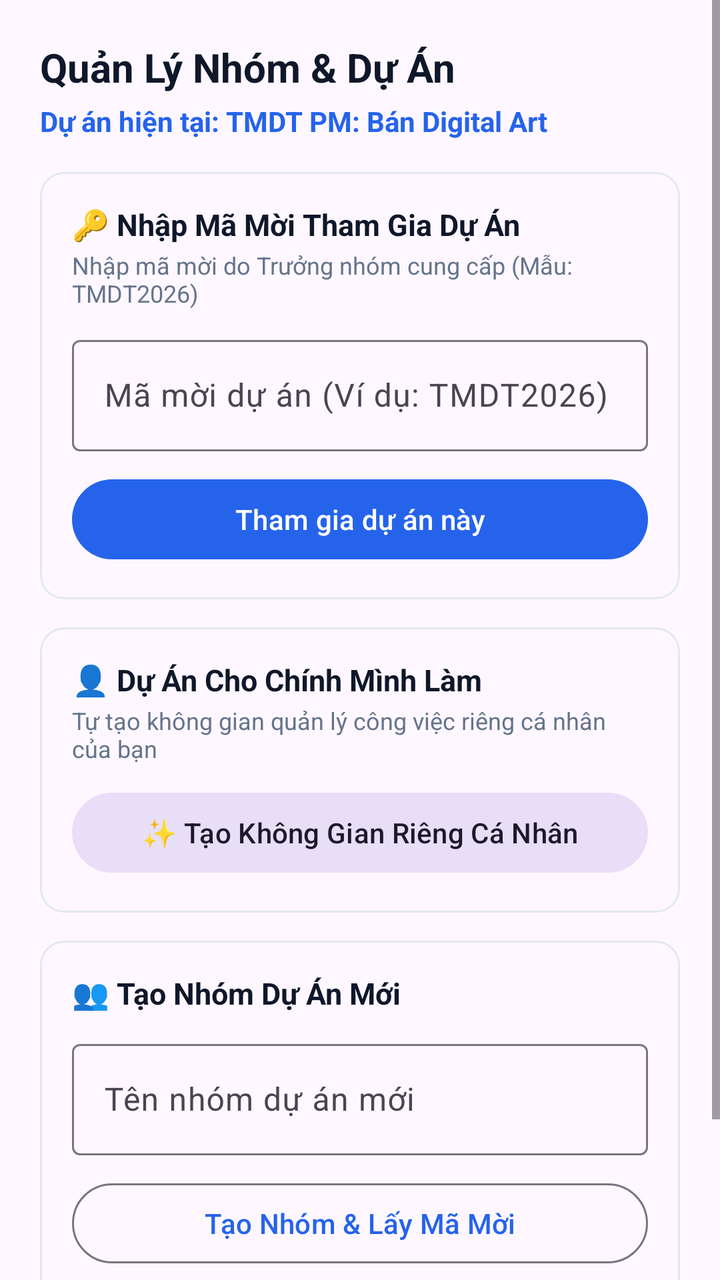
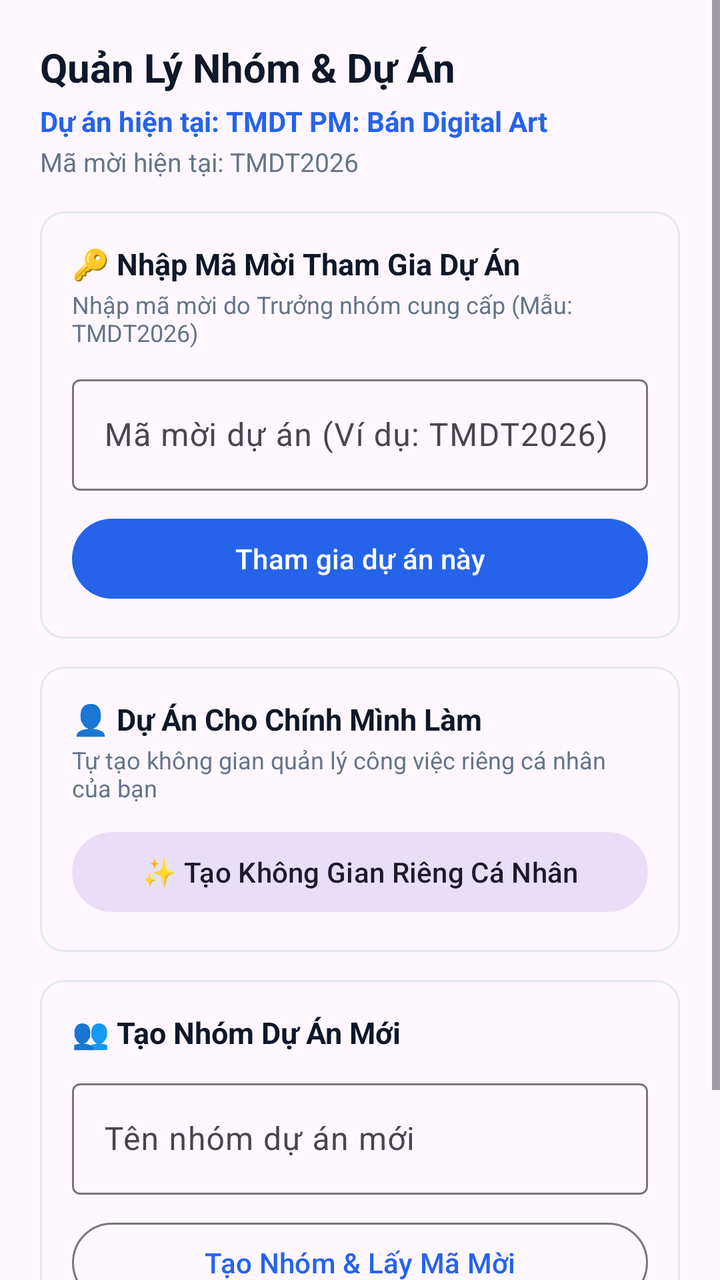

Two renders of the same Android screen: before a commit and after it. Below are the layout's source before the change and the commit's diff.
<!-- AndroidManifest.xml: application theme Theme.TaskManagerApp -->
<!-- res/layout/dialog_project_manage.xml -->
<?xml version="1.0" encoding="utf-8"?>
<ScrollView
    xmlns:android="http://schemas.android.com/apk/res/android"
    xmlns:app="http://schemas.android.com/apk/res-auto"
    android:layout_width="match_parent"
    android:layout_height="wrap_content">

    <LinearLayout
        android:layout_width="match_parent"
        android:layout_height="wrap_content"
        android:orientation="vertical"
        android:padding="20dp">

        <TextView
            android:layout_width="wrap_content"
            android:layout_height="wrap_content"
            android:text="Quản Lý Nhóm &amp; Dự Án"
            android:textColor="@color/text_primary"
            android:textSize="20sp"
            android:textStyle="bold" />

        <TextView
            android:id="@+id/tvCurrentActiveProject"
            android:layout_width="wrap_content"
            android:layout_height="wrap_content"
            android:layout_marginTop="4dp"
            android:text="Dự án hiện tại: TMDT PM: Bán Digital Art"
            android:textColor="@color/primary"
            android:textSize="14sp"
            android:textStyle="bold" />

        
        <com.google.android.material.card.MaterialCardView
            android:layout_width="match_parent"
            android:layout_height="wrap_content"
            android:layout_marginTop="16dp"
            app:cardCornerRadius="12dp"
            app:strokeColor="@color/border"
            app:strokeWidth="1dp">

            <LinearLayout
                android:layout_width="match_parent"
                android:layout_height="wrap_content"
                android:orientation="vertical"
                android:padding="16dp">

                <TextView
                    android:layout_width="wrap_content"
                    android:layout_height="wrap_content"
                    android:text="🔑 Nhập Mã Mời Tham Gia Dự Án"
                    android:textColor="@color/text_primary"
                    android:textStyle="bold"
                    android:textSize="15sp" />

                <TextView
                    android:layout_width="wrap_content"
                    android:layout_height="wrap_content"
                    android:layout_marginTop="2dp"
                    android:text="Nhập mã mời do Trưởng nhóm cung cấp (Mẫu: TMDT2026)"
                    android:textColor="@color/text_secondary"
                    android:textSize="12sp" />

                <com.google.android.material.textfield.TextInputLayout
                    android:layout_width="match_parent"
                    android:layout_height="wrap_content"
                    android:layout_marginTop="10dp"
                    android:hint="Mã mời dự án (Ví dụ: TMDT2026)"
                    app:boxBackgroundMode="outline">

                    <com.google.android.material.textfield.TextInputEditText
                        android:id="@+id/etInviteCodeInput"
                        android:layout_width="match_parent"
                        android:layout_height="wrap_content"
                        android:inputType="textCapCharacters" />
                </com.google.android.material.textfield.TextInputLayout>

                <com.google.android.material.button.MaterialButton
                    android:id="@+id/btnJoinProject"
                    android:layout_width="match_parent"
                    android:layout_height="wrap_content"
                    android:layout_marginTop="10dp"
                    android:text="Tham gia dự án này" />
            </LinearLayout>
        </com.google.android.material.card.MaterialCardView>

        
        <com.google.android.material.card.MaterialCardView
            android:layout_width="match_parent"
            android:layout_height="wrap_content"
            android:layout_marginTop="14dp"
            app:cardCornerRadius="12dp"
            app:strokeColor="@color/border"
            app:strokeWidth="1dp">

            <LinearLayout
                android:layout_width="match_parent"
                android:layout_height="wrap_content"
                android:orientation="vertical"
                android:padding="16dp">

                <TextView
                    android:layout_width="wrap_content"
                    android:layout_height="wrap_content"
                    android:text="👤 Dự Án Cho Chính Mình Làm"
                    android:textColor="@color/text_primary"
                    android:textStyle="bold"
                    android:textSize="15sp" />

                <TextView
                    android:layout_width="wrap_content"
                    android:layout_height="wrap_content"
                    android:layout_marginTop="2dp"
                    android:text="Tự tạo không gian quản lý công việc riêng cá nhân của bạn"
                    android:textColor="@color/text_secondary"
                    android:textSize="12sp" />

                <com.google.android.material.button.MaterialButton
                    android:id="@+id/btnCreatePersonalProject"
                    style="@style/Widget.Material3.Button.TonalButton"
                    android:layout_width="match_parent"
                    android:layout_height="wrap_content"
                    android:layout_marginTop="10dp"
                    android:text="✨ Tạo Không Gian Riêng Cá Nhân" />
            </LinearLayout>
        </com.google.android.material.card.MaterialCardView>

        
        <com.google.android.material.card.MaterialCardView
            android:layout_width="match_parent"
            android:layout_height="wrap_content"
            android:layout_marginTop="14dp"
            app:cardCornerRadius="12dp"
            app:strokeColor="@color/border"
            app:strokeWidth="1dp">

            <LinearLayout
                android:layout_width="match_parent"
                android:layout_height="wrap_content"
                android:orientation="vertical"
                android:padding="16dp">

                <TextView
                    android:layout_width="wrap_content"
                    android:layout_height="wrap_content"
                    android:text="👥 Tạo Nhóm Dự Án Mới"
                    android:textColor="@color/text_primary"
                    android:textStyle="bold"
                    android:textSize="15sp" />

                <com.google.android.material.textfield.TextInputLayout
                    android:layout_width="match_parent"
                    android:layout_height="wrap_content"
                    android:layout_marginTop="10dp"
                    android:hint="Tên nhóm dự án mới"
                    app:boxBackgroundMode="outline">

                    <com.google.android.material.textfield.TextInputEditText
                        android:id="@+id/etNewProjectName"
                        android:layout_width="match_parent"
                        android:layout_height="wrap_content"
                        android:inputType="textCapWords" />
                </com.google.android.material.textfield.TextInputLayout>

                <com.google.android.material.button.MaterialButton
                    android:id="@+id/btnCreateNewGroupProject"
                    style="@style/Widget.Material3.Button.OutlinedButton"
                    android:layout_width="match_parent"
                    android:layout_height="wrap_content"
                    android:layout_marginTop="10dp"
                    android:text="Tạo Nhóm &amp; Lấy Mã Mời" />
            </LinearLayout>
        </com.google.android.material.card.MaterialCardView>

        <com.google.android.material.button.MaterialButton
            android:id="@+id/btnCloseDialog"
            style="@style/Widget.Material3.Button.TextButton"
            android:layout_width="wrap_content"
            android:layout_height="wrap_content"
            android:layout_marginTop="12dp"
            android:layout_gravity="end"
            android:text="Đóng" />

    </LinearLayout>
</ScrollView>
<!-- resources referenced by this layout -->
<resources>
  <color name="border">#E2E8F0</color>
  <color name="primary">#2563EB</color>
  <color name="text_primary">#0F172A</color>
  <color name="text_secondary">#64748B</color>
  <style name="Theme.TaskManagerApp" parent="Theme.Material3.DayNight.NoActionBar">
          <item name="colorPrimary">@color/primary</item>
          <item name="colorOnPrimary">#FFFFFF</item>
          <item name="android:statusBarColor">@color/primary</item>
          <item name="android:windowLightStatusBar">false</item>
      </style>
</resources>

<!-- the commit's change to res/layout/dialog_project_manage.xml (unified diff, before → after) -->
@@ -28,6 +28,15 @@
             android:textColor="@color/primary"
             android:textSize="14sp"
             android:textStyle="bold" />
+
+        <TextView
+            android:id="@+id/tvActiveInviteCodeDisplay"
+            android:layout_width="wrap_content"
+            android:layout_height="wrap_content"
+            android:layout_marginTop="2dp"
+            android:text="Mã mời hiện tại: TMDT2026"
+            android:textColor="@color/text_secondary"
+            android:textSize="13sp" />
 
         
         <com.google.android.material.card.MaterialCardView
